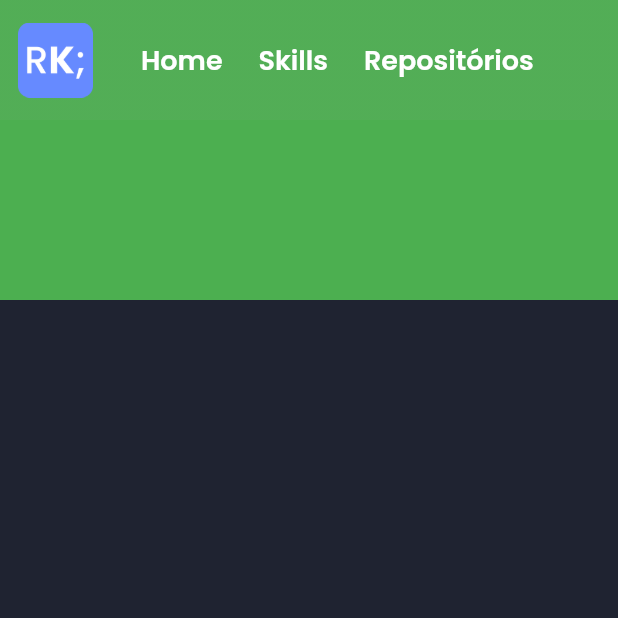
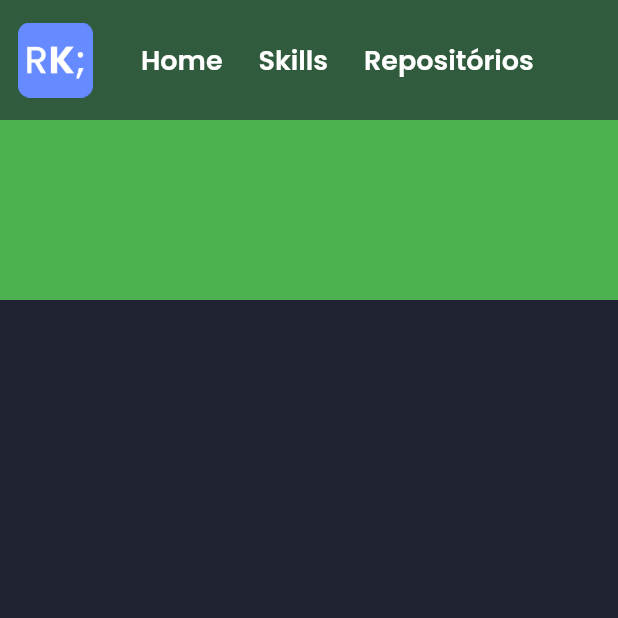
Before and after one commit to renankanu/me_landing_page, a Flutter app: the screen it shows after launch, on a phone screen of 412 x 824 dp, the top half of it. Run offline on Flutter 3.47's test engine with Material 2 defaults, Android fonts, the phone set to English and light mode, and no system bars; drawn by our look-alikes of scrollable_positioned_list; our stand-ins replace flutter_svg, google_fonts, url_strategy.

Commit message:
feature: create BackdropFilter in same color from background

```diff
--- a/lib/pages/home/widgets/menu.dart
+++ b/lib/pages/home/widgets/menu.dart
@@ -2,6 +2,7 @@ import 'dart:ui';
 
 import 'package:flutter/material.dart';
 import 'package:google_fonts/google_fonts.dart';
+import 'package:me_landing_page/shared/app_colors.dart';
 import 'package:me_landing_page/shared/app_images.dart';
 
 class Menu extends StatelessWidget {
@@ -11,15 +12,15 @@ class Menu extends StatelessWidget {
   Widget build(BuildContext context) {
     return ClipRect(
       child: BackdropFilter(
-        filter: ImageFilter.blur(sigmaX: 8, sigmaY: 16),
+        filter: ImageFilter.blur(sigmaX: 50, sigmaY: 50),
         child: Container(
           width: double.infinity,
           height: 80,
           decoration: BoxDecoration(
             gradient: LinearGradient(
               colors: [
-                Colors.grey.withAlpha(20),
-                Colors.grey.withAlpha(20),
+                AppColors.ebonyClay.withOpacity(0.6),
+                AppColors.ebonyClay.withOpacity(0.6),
               ],
               begin: Alignment.topLeft,
               end: Alignment.bottomRight,
--- a/lib/pages/home/widgets/skills.dart
+++ b/lib/pages/home/widgets/skills.dart
@@ -63,10 +63,13 @@ class Skills extends StatelessWidget {
                       alignment: Alignment.centerLeft,
                       child: IconButton(
                         onPressed: () {
+                          if (scrollController.offset == 0) {
+                            return;
+                          }
                           scrollController.animateTo(
                             scrollController.offset - 700,
                             duration: const Duration(milliseconds: 500),
-                            curve: Curves.easeInOut,
+                            curve: Curves.bounceInOut,
                           );
                         },
                         icon: const Icon(
```
